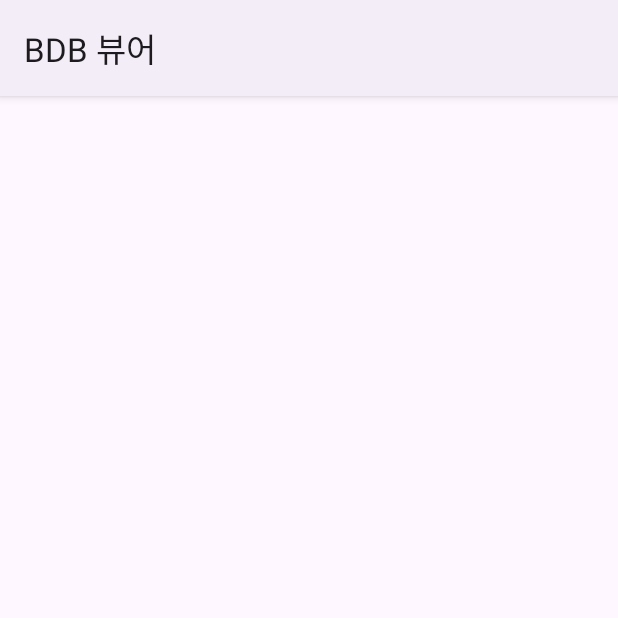
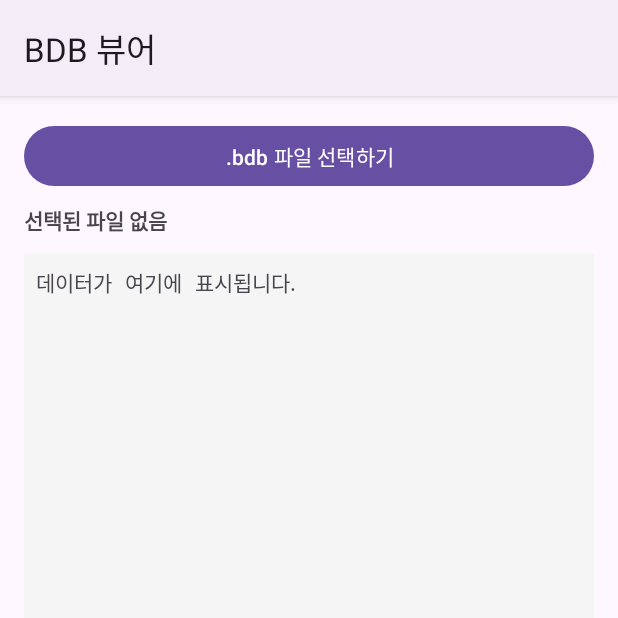
Before and after one commit to k73940441-snowman/BdbViewer, an Android app: the screen it shows after launch (MainActivity), on a phone screen of 412 x 824 dp, the top half of it. Run offline under Robolectric (Android 15) with nearby library versions, the phone set to English and light mode, and no system bars; libraries missing offline, so code that uses them is left out: com.sleepycat.je.

Commit message:
Fix XML namespace in activity_main.xml
Updated the XML namespace for LinearLayout.

```diff
--- a/app/src/main/res/layout/activity_main.xml
+++ b/app/src/main/res/layout/activity_main.xml
@@ -1,5 +1,5 @@
 <?xml version="1.0" encoding="utf-8"?>
-<LinearLayout xmlns:android="http://android.com"
+<LinearLayout xmlns:android="http://schemas.android.com/apk/res/android"
     android:layout_width="match_parent"
     android:layout_height="match_parent"
     android:orientation="vertical"
```
